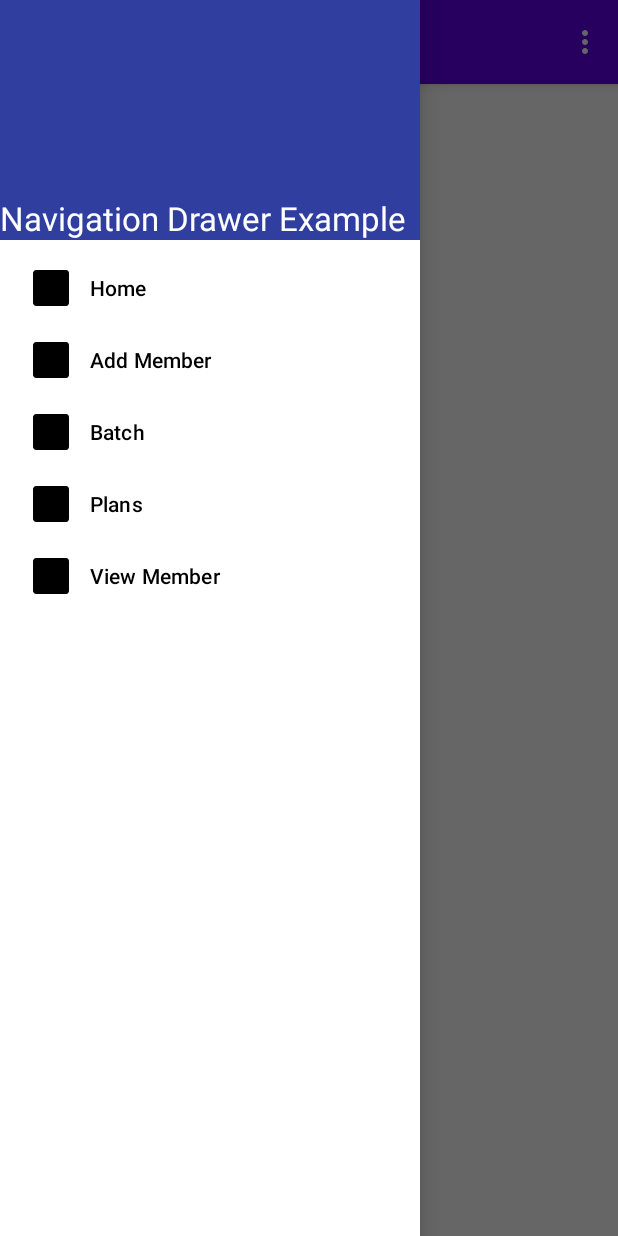
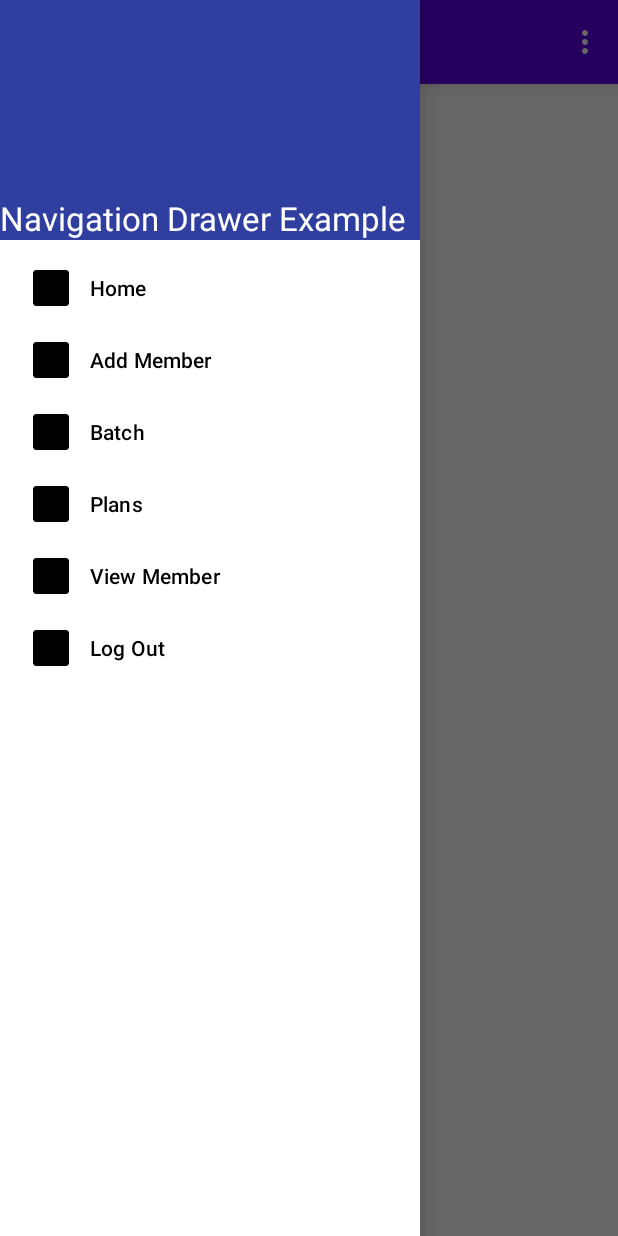
Before and after one commit to Avi9631/FitCRM, an Android app: the screen it shows after launch once a user with an empty profile is signed in (MainActivity), with the side drawer open, on a phone screen of 412 x 824 dp. Run offline under Robolectric (Android 15) with nearby library versions, the phone set to English and light mode, and no system bars; our stand-ins replace Firebase (no records; nobody signed in at launch, a user with empty details on screens opened directly).

Commit message:
third commit

```diff
--- a/app/src/main/java/com/crm/myapplication/Adapters/BatchAdapter.java
+++ b/app/src/main/java/com/crm/myapplication/Adapters/BatchAdapter.java
@@ -129,7 +129,7 @@ public class BatchAdapter extends RecyclerView.Adapter<BatchAdapter.MyViewHolder
                             new DialogInterface.OnClickListener() {
                                 @RequiresApi(api = Build.VERSION_CODES.O)
                                 public void onClick(DialogInterface dialog, int mid) {
-                                    BatchFragment.deletePlan(id, position);
+                                    BatchFragment.deletePlan(id, position, mContext);
                                     dialog.cancel();
                                 }
                             });
--- a/app/src/main/res/menu/activity_main_drawer.xml
+++ b/app/src/main/res/menu/activity_main_drawer.xml
@@ -22,6 +22,10 @@
             android:id="@+id/nav_viewmember"
             android:icon="@mipmap/ic_launcher"
             android:title="View Member" />
+        <item
+            android:id="@+id/nav_signout"
+            android:icon="@mipmap/ic_launcher"
+            android:title="Log Out" />
 
     </group>
 
```
Also changed, not shown: app/src/main/java/com/crm/myapplication/MainActivity.java (+9 -0 lines), app/src/main/java/com/crm/myapplication/ui/batch/BatchFragment.java (+9 -1 lines).
